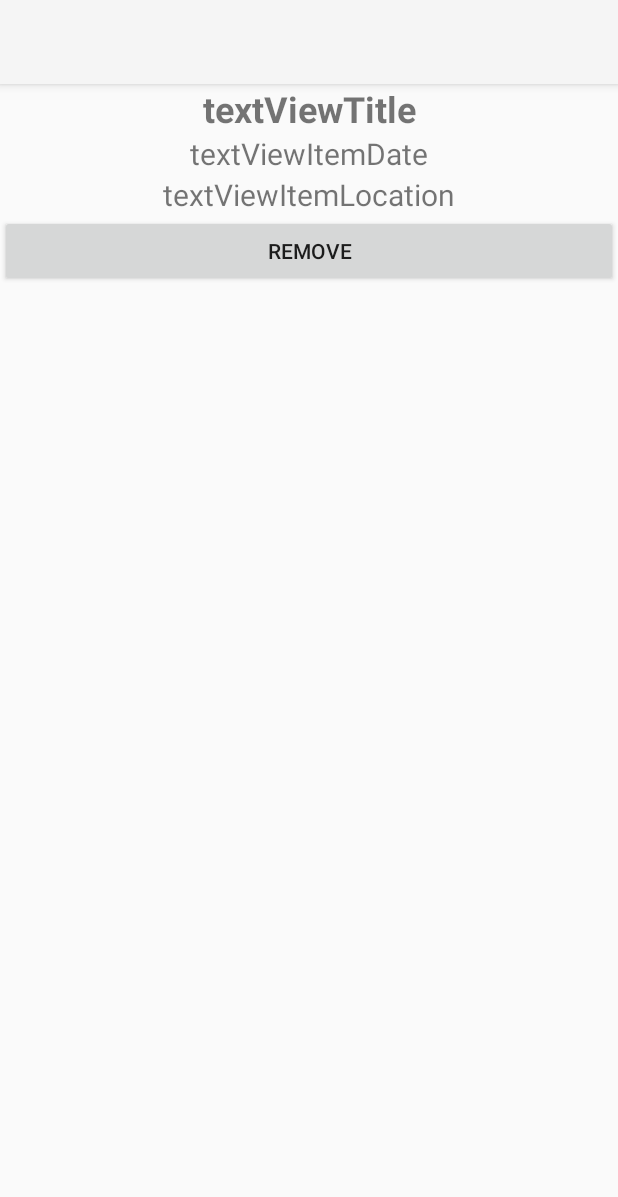
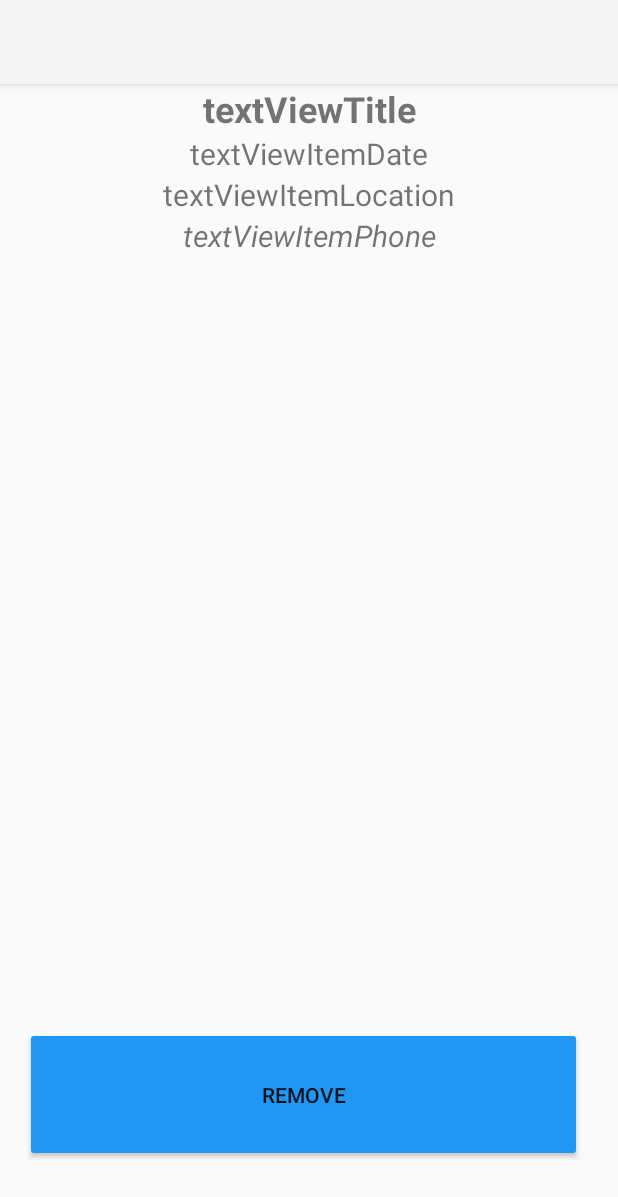
Before and after one commit to IWeidl/Assignment_9.1P, an Android app: the ItemDetailsActivity screen opened directly, with no data from a screen before it, on a phone screen of 412 x 824 dp. Shown: the top 1197 px of the screen. Run offline under Robolectric (Android 15) with nearby library versions, the phone set to English and light mode, and no system bars.

Commit message:
All functionality and design completed, just need to comment.

```diff
--- a/app/src/main/java/com/iweidl/assignment71p/CreateNewActivity.java
+++ b/app/src/main/java/com/iweidl/assignment71p/CreateNewActivity.java
@@ -60,7 +60,7 @@ public class CreateNewActivity extends AppCompatActivity {
 
     private void saveItem() {
         int radioButtonId = radioGroupLostFound.getCheckedRadioButtonId();
-        String status = radioButtonId == R.id.radioLost ? "lost" : "found";
+        String status = radioButtonId == R.id.radioLost ? "Lost" : "Found";
 
         String name = editTextName.getText().toString().trim();
         String phone = editTextPhone.getText().toString().trim();
--- a/app/src/main/java/com/iweidl/assignment71p/sqlitehelper/LostFoundDBHelper.java
+++ b/app/src/main/java/com/iweidl/assignment71p/sqlitehelper/LostFoundDBHelper.java
@@ -40,7 +40,7 @@ public class LostFoundDBHelper extends SQLiteOpenHelper {
 
     @Override
     public void onUpgrade(SQLiteDatabase sqLiteDatabase, int oldVersion, int newVersion) {
-        sqLiteDatabase.execSQL("DROP TABLE IF EXISTS lost_found");
+        sqLiteDatabase.execSQL("DROP TABLE IF EXISTS " + Util.TABLE_NAME);
         onCreate(sqLiteDatabase);
     }
 
--- a/app/src/main/java/com/iweidl/assignment71p/sqlitehelper/Util.java
+++ b/app/src/main/java/com/iweidl/assignment71p/sqlitehelper/Util.java
@@ -3,7 +3,7 @@ package com.iweidl.assignment71p.sqlitehelper;
 import java.util.Date;
 
 public class Util {
-    public static final int DATABASE_VERSION = 1;
+    public static final int DATABASE_VERSION = 2;
     public static final String DATABASE_NAME = "items.db";
     public static final String TABLE_NAME = "items_table";
     public static final String ITEM_ID = "item_id";
--- a/app/src/main/res/layout/activity_item_details.xml
+++ b/app/src/main/res/layout/activity_item_details.xml
@@ -1,40 +1,69 @@
 <?xml version="1.0" encoding="utf-8"?>
-<LinearLayout xmlns:android="http://schemas.android.com/apk/res/android"
+<androidx.constraintlayout.widget.ConstraintLayout xmlns:android="http://schemas.android.com/apk/res/android"
     xmlns:app="http://schemas.android.com/apk/res-auto"
     xmlns:tools="http://schemas.android.com/tools"
     android:layout_width="match_parent"
     android:layout_height="match_parent"
-    android:orientation="vertical"
     tools:context=".ItemDetailsActivity">
 
     <TextView
         android:id="@+id/textViewTitle"
-        android:layout_width="match_parent"
+        android:layout_width="0dp"
         android:layout_height="wrap_content"
         android:gravity="center"
         android:text="textViewTitle"
         android:textSize="24sp"
-        android:textStyle="bold" />
+        android:textStyle="bold"
+        app:layout_constraintEnd_toEndOf="parent"
+        app:layout_constraintStart_toStartOf="parent"
+        app:layout_constraintTop_toTopOf="parent" />
 
     <TextView
         android:id="@+id/textViewItemDate"
-        android:layout_width="match_parent"
+        android:layout_width="0dp"
         android:layout_height="wrap_content"
         android:gravity="center"
         android:text="textViewItemDate"
-        android:textSize="20sp" />
+        android:textSize="20sp"
+        app:layout_constraintEnd_toEndOf="parent"
+        app:layout_constraintStart_toStartOf="parent"
+        app:layout_constraintTop_toBottomOf="@+id/textViewTitle" />
 
     <TextView
         android:id="@+id/textViewItemLocation"
-        android:layout_width="match_parent"
+        android:layout_width="0dp"
         android:layout_height="wrap_content"
         android:gravity="center"
         android:text="textViewItemLocation"
-        android:textSize="20sp" />
+        android:textSize="20sp"
+        app:layout_constraintEnd_toEndOf="parent"
+        app:layout_constraintStart_toStartOf="parent"
+        app:layout_constraintTop_toBottomOf="@+id/textViewItemDate" />
+
+    <TextView
+        android:id="@+id/textViewItemPhone"
+        android:layout_width="0dp"
+        android:layout_height="wrap_content"
+        android:gravity="center"
+        android:text="textViewItemPhone"
+        android:textSize="20sp"
+        android:textStyle="italic"
+        app:layout_constraintEnd_toEndOf="parent"
+        app:layout_constraintStart_toStartOf="parent"
+        app:layout_constraintTop_toBottomOf="@+id/textViewItemLocation" />
 
     <Button
         android:id="@+id/buttonRemove"
-        android:layout_width="match_parent"
-        android:layout_height="wrap_content"
-        android:text="REMOVE" />
-</LinearLayout>
+        android:layout_width="371dp"
+        android:layout_height="90dp"
+        android:layout_marginHorizontal="24dp"
+        android:layout_marginTop="496dp"
+        android:layout_marginBottom="31dp"
+        android:backgroundTint="#2196F3"
+        android:text="REMOVE"
+        app:layout_constraintBottom_toBottomOf="parent"
+        app:layout_constraintEnd_toEndOf="parent"
+        app:layout_constraintHorizontal_bias="1.0"
+        app:layout_constraintStart_toStartOf="parent"
+        app:layout_constraintTop_toBottomOf="@+id/textViewItemPhone" />
+</androidx.constraintlayout.widget.ConstraintLayout>
--- a/app/src/main/res/layout/item_lost_found.xml
+++ b/app/src/main/res/layout/item_lost_found.xml
@@ -17,4 +17,10 @@
         android:layout_height="wrap_content"
         android:textSize="14sp" />
 
+    <View
+        android:id="@+id/divider"
+        android:layout_width="match_parent"
+        android:layout_height="1dp"
+        android:background="?android:attr/listDivider" />
+
 </LinearLayout>
```
Also changed, not shown: app/src/main/java/com/iweidl/assignment71p/ItemDetailsActivity.java (+10 -1 lines), app/src/main/res/layout/activity_create_new.xml (+7 -4 lines), app/src/main/res/layout/activity_main.xml (+7 -5 lines), app/src/main/res/layout/activity_show_all_lost_found.xml (+21 -6 lines).
